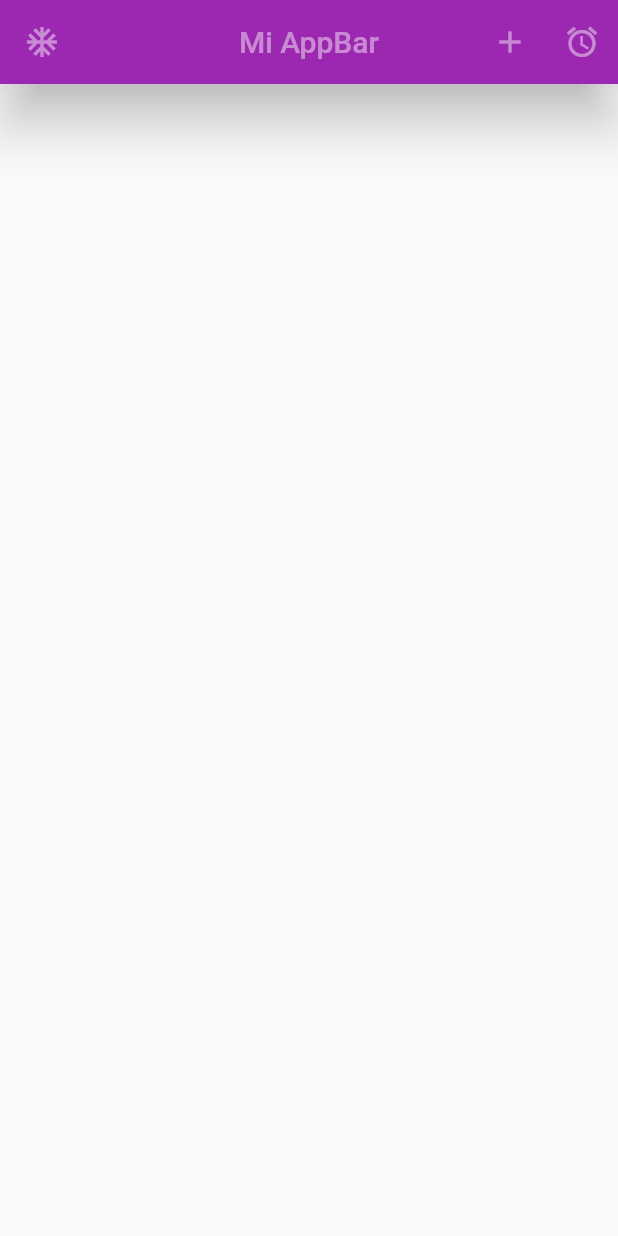
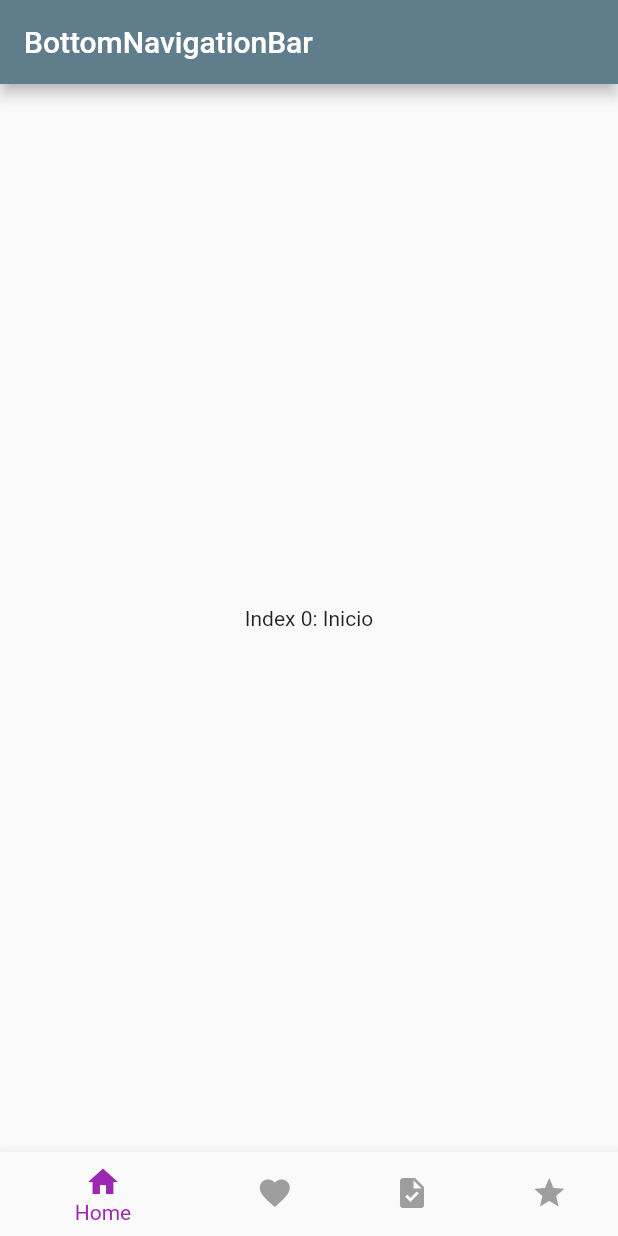
Before and after one commit to EmmanuelHm/basic_components_flutter, a Flutter app: the screen it shows after launch, on a phone screen of 412 x 824 dp. Run offline on Flutter 3.47's test engine with Material 2 defaults, Android fonts, the light colour scheme and no system bars.

Commit message:
Utilizando 'BottomNavigationBar' en flutter

```diff
--- /dev/null
+++ b/lib/BasicWidgets/18.BottonNavigatorBar/BottomNavBar.dart
@@ -0,0 +1,54 @@
+import 'package:flutter/material.dart';
+import 'package:basic_components_flutter/BasicWidgets/18.BottonNavigatorBar/ExtraScreen.dart';
+
+class BottomNavBar extends StatefulWidget {
+  const BottomNavBar({Key? key}) : super(key: key);
+
+  @override
+  _BottomNavBarState createState() => _BottomNavBarState();
+}
+
+class _BottomNavBarState extends State<BottomNavBar> {
+  // Indicador
+  int _selectedIndex = 0;
+
+  // Pantallas a mostrar (Widgets)
+  static List<Widget> _widgetOptions = [
+    Text('Index 0: Inicio'),
+    Text('Index 1: Favoritos'),
+    Text('Index 2: Tareas'),
+    ExtraScreen()
+  ];
+
+  // Funcion cambiar pantalla
+  void _changeNvigator(int index) {
+    setState(() {
+      _selectedIndex = index;
+    });
+  }
+
+  @override
+  Widget build(BuildContext context) {
+    return Scaffold(
+      appBar: AppBar(
+        backgroundColor: Colors.blueGrey,
+        title: Text('BottomNavigationBar'),
+      ),
+      body: Center(
+        child: _widgetOptions.elementAt(_selectedIndex),
+      ),
+      bottomNavigationBar: BottomNavigationBar(
+        currentIndex: _selectedIndex,
+        unselectedItemColor: Colors.grey,
+        selectedItemColor: Colors.purple,
+        items: <BottomNavigationBarItem>[
+          BottomNavigationBarItem(icon: Icon(Icons.home), label: 'Home'),
+          BottomNavigationBarItem(icon: Icon(Icons.favorite), label: 'Home'),
+          BottomNavigationBarItem(icon: Icon(Icons.task), label: 'Home'),
+          BottomNavigationBarItem(icon: Icon(Icons.star), label: 'Home'),
+        ],
+        onTap: _changeNvigator,
+      ),
+    );
+  }
+}
--- /dev/null
+++ b/lib/BasicWidgets/18.BottonNavigatorBar/ExtraScreen.dart
@@ -0,0 +1,15 @@
+import 'package:flutter/material.dart';
+
+class ExtraScreen extends StatelessWidget {
+  const ExtraScreen({Key? key}) : super(key: key);
+
+  @override
+  Widget build(BuildContext context) {
+    return Container(
+      color: Colors.blueAccent,
+      child: Center(
+        child: Text('Pantalla Extra'),
+      ),
+    );
+  }
+}
--- a/lib/main.dart
+++ b/lib/main.dart
@@ -1,5 +1,5 @@
 import 'package:flutter/material.dart';
-import 'package:basic_components_flutter/BasicWidgets/17.AppBar/Appbar.dart';
+import 'package:basic_components_flutter/BasicWidgets/18.BottonNavigatorBar/BottomNavBar.dart';
 
 void main() => runApp(MyApp());
 
@@ -15,11 +15,12 @@ class MyApp extends StatelessWidget {
       // home: BackData(),
 
       // Sistema de Rutas
-      initialRoute: 'image-icon',
+      initialRoute: 'btn-navbar',
       routes: {
         // 'text': (context) => WidgetTexto(),
         // 'recursos': (context) => Recursos(),
-        'image-icon': (context) => WidgetAppbar()
+        // 'appbar': (context) => WidgetAppbar(),
+        'btn-navbar': (context) => BottomNavBar()
       },
     );
   }
```
Also changed, not shown: lib/BasicWidgets/18.BottonNavigatorBar/1.png (added), lib/BasicWidgets/18.BottonNavigatorBar/2.png (added), lib/BasicWidgets/18.BottonNavigatorBar/3.png (added), lib/BasicWidgets/18.BottonNavigatorBar/4.png (added).
